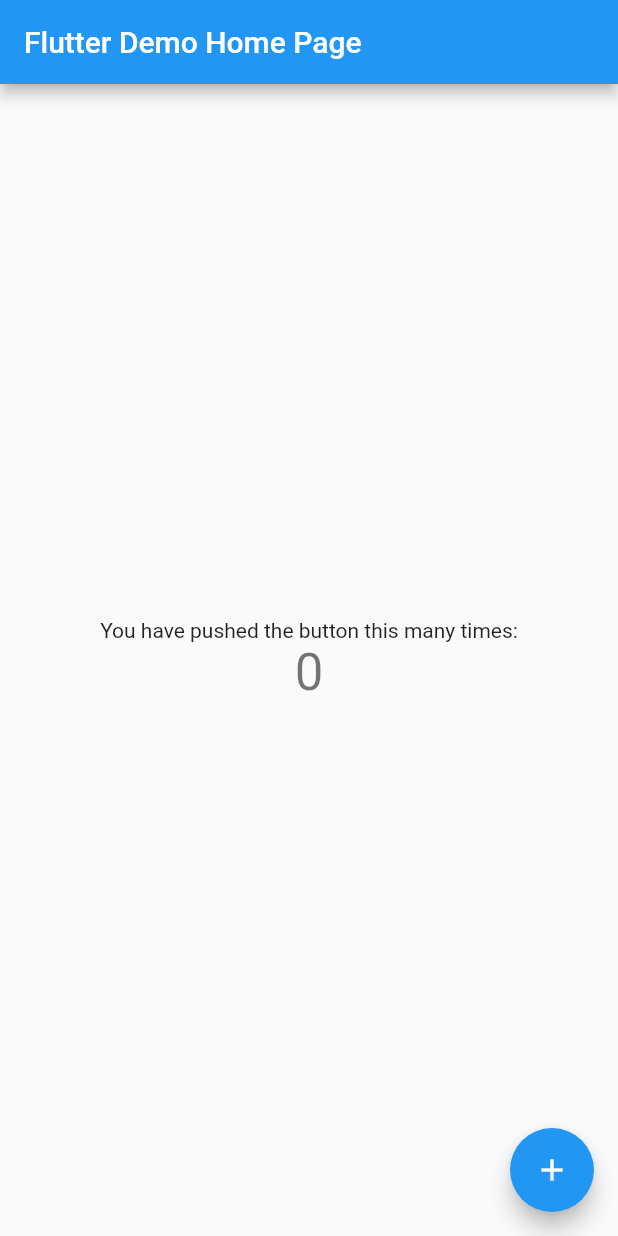
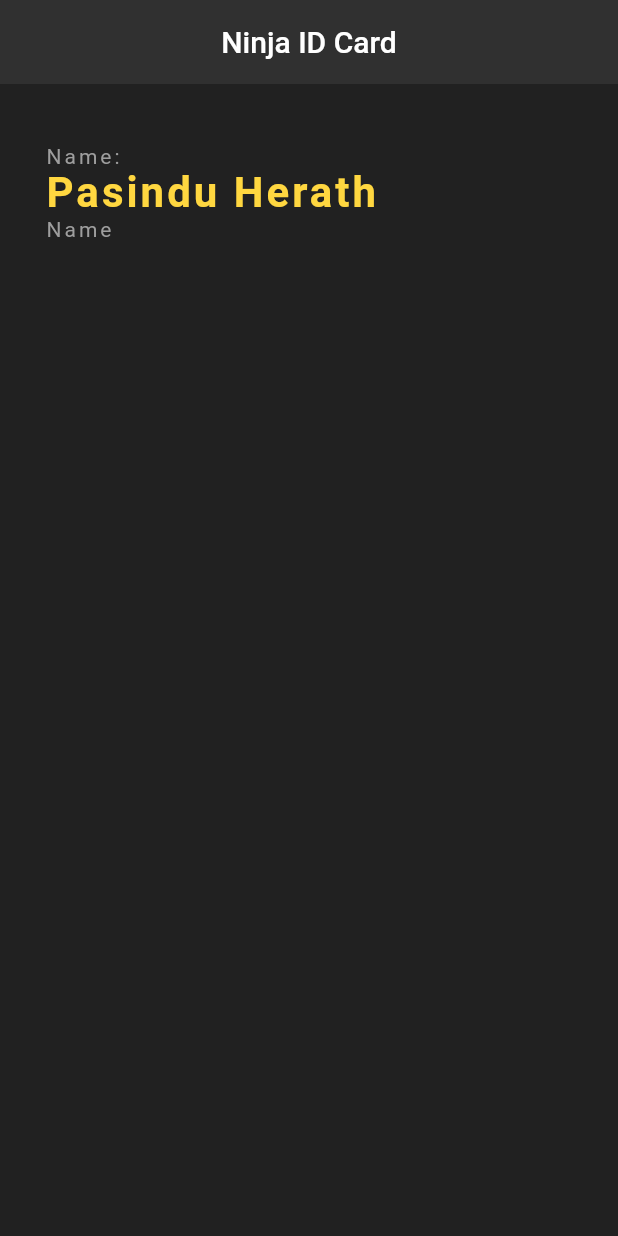
Before and after one commit to PasinduManeka/ninja_id, a Flutter app: the screen it shows after launch, on a phone screen of 412 x 824 dp. Run offline on Flutter 3.47's test engine with Material 2 defaults, Android fonts, the phone set to English and light mode, and no system bars.

Commit message:
Display he name with Text widget

```diff
--- a/lib/main.dart
+++ b/lib/main.dart
@@ -1,115 +1,58 @@
 import 'package:flutter/material.dart';
 
 void main() {
-  runApp(const MyApp());
+  runApp(MaterialApp(
+    home: NinjaCard(),
+  ));
+
+
+
 }
 
-class MyApp extends StatelessWidget {
-  const MyApp({Key? key}) : super(key: key);
+class NinjaCard extends StatelessWidget {
+  const NinjaCard({Key? key}) : super(key: key);
 
-  // This widget is the root of your application.
   @override
   Widget build(BuildContext context) {
-    return MaterialApp(
-      title: 'Flutter Demo',
-      theme: ThemeData(
-        // This is the theme of your application.
-        //
-        // Try running your application with "flutter run". You'll see the
-        // application has a blue toolbar. Then, without quitting the app, try
-        // changing the primarySwatch below to Colors.green and then invoke
-        // "hot reload" (press "r" in the console where you ran "flutter run",
-        // or simply save your changes to "hot reload" in a Flutter IDE).
-        // Notice that the counter didn't reset back to zero; the application
-        // is not restarted.
-        primarySwatch: Colors.blue,
+    return Scaffold(
+      backgroundColor: Colors.grey[900],
+      appBar: AppBar(
+        title: Text('Ninja ID Card'),
+        centerTitle: true,
+        backgroundColor: Colors.grey[850],
+        elevation: 0.0,
       ),
-      home: const MyHomePage(title: 'Flutter Demo Home Page'),
+      body:Padding(
+        padding: EdgeInsets.fromLTRB(30.0,40.0,30.0,0.0),
+        child: Column(
+          crossAxisAlignment: CrossAxisAlignment.start,
+          children:<Widget>[
+            Text(
+              'Name:',
+              style: TextStyle(
+                color: Colors.grey,
+                letterSpacing: 2.0,
+              ),
+            ),
+            Text(
+              'Pasindu Herath',
+              style: TextStyle(
+                color: Colors.amberAccent[200],
+                letterSpacing: 2.0,
+                fontSize: 28.0,
+                fontWeight: FontWeight.bold,
+              ),
+            ),
+            Text(
+               'Name',
+              style: TextStyle(
+                color: Colors.grey,
+                letterSpacing: 2.0,
+              ),
+            )
+          ],
+        ),
+      )
     );
   }
 }
-
-class MyHomePage extends StatefulWidget {
-  const MyHomePage({Key? key, required this.title}) : super(key: key);
-
-  // This widget is the home page of your application. It is stateful, meaning
-  // that it has a State object (defined below) that contains fields that affect
-  // how it looks.
-
-  // This class is the configuration for the state. It holds the values (in this
-  // case the title) provided by the parent (in this case the App widget) and
-  // used by the build method of the State. Fields in a Widget subclass are
-  // always marked "final".
-
-  final String title;
-
-  @override
-  State<MyHomePage> createState() => _MyHomePageState();
-}
-
-class _MyHomePageState extends State<MyHomePage> {
-  int _counter = 0;
-
-  void _incrementCounter() {
-    setState(() {
-      // This call to setState tells the Flutter framework that something has
-      // changed in this State, which causes it to rerun the build method below
-      // so that the display can reflect the updated values. If we changed
-      // _counter without calling setState(), then the build method would not be
-      // called again, and so nothing would appear to happen.
-      _counter++;
-    });
-  }
-
-  @override
-  Widget build(BuildContext context) {
-    // This method is rerun every time setState is called, for instance as done
-    // by the _incrementCounter method above.
-    //
-    // The Flutter framework has been optimized to make rerunning build methods
-    // fast, so that you can just rebuild anything that needs updating rather
-    // than having to individually change instances of widgets.
-    return Scaffold(
-      appBar: AppBar(
-        // Here we take the value from the MyHomePage object that was created by
-        // the App.build method, and use it to set our appbar title.
-        title: Text(widget.title),
-      ),
-      body: Center(
-        // Center is a layout widget. It takes a single child and positions it
-        // in the middle of the parent.
-        child: Column(
-          // Column is also a layout widget. It takes a list of children and
-          // arranges them vertically. By default, it sizes itself to fit its
-          // children horizontally, and tries to be as tall as its parent.
-          //
-          // Invoke "debug painting" (press "p" in the console, choose the
-          // "Toggle Debug Paint" action from the Flutter Inspector in Android
-          // Studio, or the "Toggle Debug Paint" command in Visual Studio Code)
-          // to see the wireframe for each widget.
-          //
-          // Column has various properties to control how it sizes itself and
-          // how it positions its children. Here we use mainAxisAlignment to
-          // center the children vertically; the main axis here is the vertical
-          // axis because Columns are vertical (the cross axis would be
-          // horizontal).
-          mainAxisAlignment: MainAxisAlignment.center,
-          children: <Widget>[
-            const Text(
-              'You have pushed the button this many times:',
-            ),
-            Text(
-              '$_counter',
-              style: Theme.of(context).textTheme.headline4,
-            ),
-          ],
-        ),
-      ),
-      floatingActionButton: FloatingActionButton(
-        onPressed: _incrementCounter,
-        tooltip: 'Increment',
-        child: const Icon(Icons.add),
-      ), // This trailing comma makes auto-formatting nicer for build methods.
-    );
-  }
-}
```
